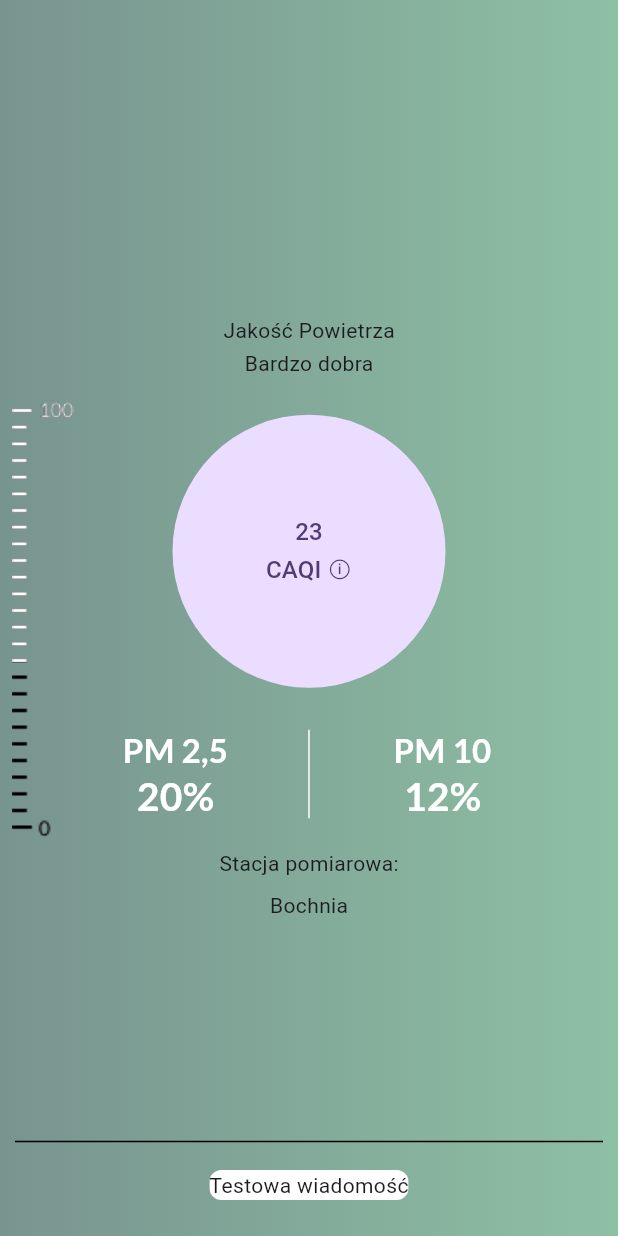
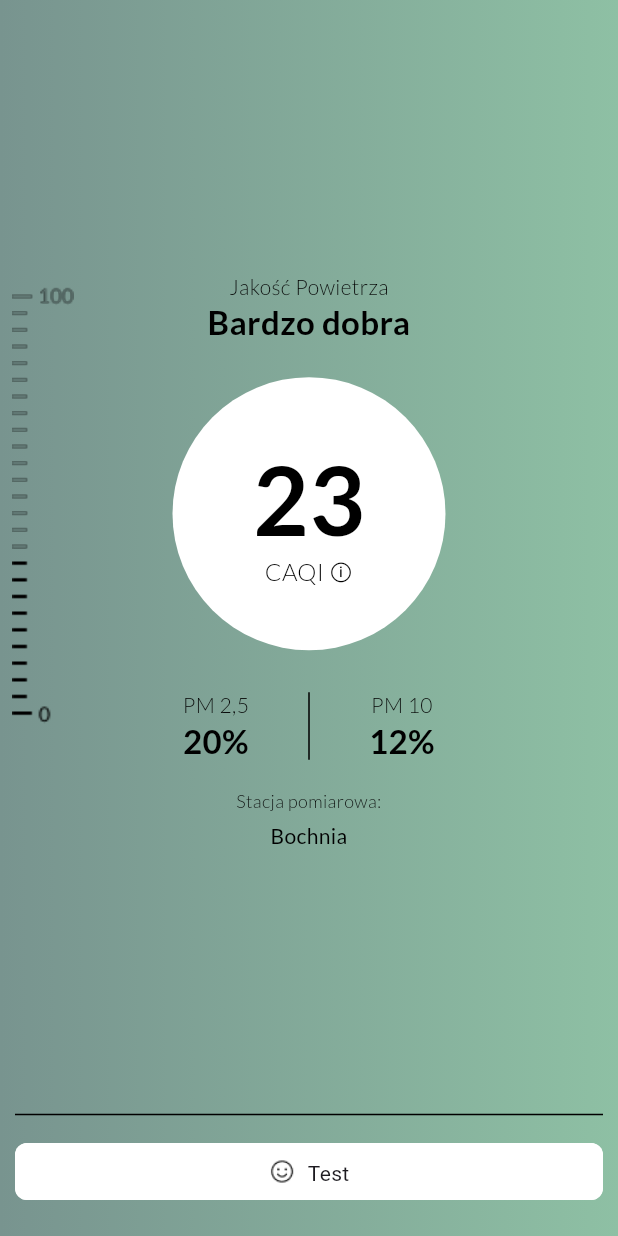
Before and after one commit to JakubKolodziej21/Air-Control-App, a Flutter app: the AirScreen screen opened directly, on a phone screen of 412 x 824 dp. Run offline on Flutter 3.47's test engine with Material 3 defaults, Android fonts, the phone set to English and light mode, and no system bars; our stand-ins replace google_fonts, weather; network calls fail; statements that could not run were skipped.

Commit message:
FinalStyleOfAirScreen

```diff
--- a/lib/AirScreen.dart
+++ b/lib/AirScreen.dart
@@ -30,7 +30,7 @@ class _AirScreenState extends State<AirScreen> {
               gradient: LinearGradient(
                 begin: Alignment.centerRight,
                 end: Alignment.centerLeft,
-                colors: [ Color.fromARGB(255, 142, 192, 164),Color.fromARGB(255, 120, 148, 143)]
+                colors: [ Color.fromARGB(255, 142, 192, 164),Color(0xFF78948F)]
               )
              ),
 
@@ -41,20 +41,55 @@ class _AirScreenState extends State<AirScreen> {
             Column(
               mainAxisAlignment: MainAxisAlignment.center,
               children: <Widget>[
-                  Text("Jakość Powietrza",),
+                  Text("Jakość Powietrza",
+                textAlign: TextAlign.center,
+                style: GoogleFonts.lato(
+                  textStyle: TextStyle(
+                    fontSize: 14.0,
+                    height: 1.2,
+                    color: Colors.black,
+                    fontWeight: FontWeight.w300,
+                  )
+                ),),
                   Padding(padding: EdgeInsets.only(top: 2)),
-                  Text("Bardzo dobra",),
+                  Text("Bardzo dobra",
+                textAlign: TextAlign.center,
+                style: GoogleFonts.lato(
+                  textStyle: TextStyle(
+                    fontSize: 22.0,
+                    height: 1.2,
+                    color: Colors.black,
+                    fontWeight: FontWeight.w700,
+                  )
+                ),),
                 Padding(padding: EdgeInsets.only(top: 24.0)),
                 CircleAvatar(
                   radius: 91.0,
+                  backgroundColor: Colors.white,
                   child: Center(
                     child: Container(
                       child: Column(mainAxisAlignment: MainAxisAlignment.center,
                       children: [
                         Text("23",
-                        textAlign: TextAlign.center,),
+                textAlign: TextAlign.center,
+                style: GoogleFonts.lato(
+                  textStyle: TextStyle(
+                    fontSize: 64.0,
+                    height: 1.2,
+                    color: Colors.black,
+                    fontWeight: FontWeight.w700,
+                  )
+                ),),
                         Text("CAQI ⓘ",
-                        textAlign: TextAlign.center,),
+                textAlign: TextAlign.center,
+                style: GoogleFonts.lato(
+                  textStyle: TextStyle(
+                    fontSize: 16.0,
+                    height: 1.2,
+                    color: Colors.black,
+                    fontWeight: FontWeight.w300,
+                  )
+                ),),
 
 
 
@@ -69,7 +104,7 @@ class _AirScreenState extends State<AirScreen> {
                     mainAxisAlignment: MainAxisAlignment.center,
                     children: [
                       Container(
-                        width: 130,
+                        width: 100,
                         child: Column(
                           mainAxisAlignment: MainAxisAlignment.end,
                           children: [
@@ -77,10 +112,10 @@ class _AirScreenState extends State<AirScreen> {
                 textAlign: TextAlign.center,
                 style: GoogleFonts.lato(
                   textStyle: TextStyle(
-                    fontSize: 22.0,
+                    fontSize: 14.0,
                     height: 1.2,
-                    color: Colors.white,
-                    fontWeight: FontWeight.w700,
+                    color: Colors.black,
+                    fontWeight: FontWeight.w300,
                   )
                 ),),
                             Padding(padding: EdgeInsets.only(top : 2.0)),
@@ -88,9 +123,9 @@ class _AirScreenState extends State<AirScreen> {
                 textAlign: TextAlign.center,
                 style: GoogleFonts.lato(
                   textStyle: TextStyle(
-                    fontSize: 26.0,
+                    fontSize: 22.0,
                     height: 1.2,
-                    color: Colors.white,
+                    color: Colors.black,
                     fontWeight: FontWeight.w700,
                   )
                 ),)
@@ -99,13 +134,13 @@ class _AirScreenState extends State<AirScreen> {
                         ),
                       ),
                       VerticalDivider(
-                        width: 48,
+                        width: 24,
                         thickness: 1,
-                        color: Colors.white,
+                        color: Colors.black,
                       ),
 
                       Container(
-                        width: 130,
+                        width: 100,
                         child: Column(
                           mainAxisAlignment: MainAxisAlignment.end,
                           children: [
@@ -113,10 +148,10 @@ class _AirScreenState extends State<AirScreen> {
                           textAlign: TextAlign.center,
                           style: GoogleFonts.lato(
                             textStyle: TextStyle(
-                              fontSize: 22.0,
+                              fontSize: 14.0,
                               height: 1.2,
-                              color: Colors.white,
-                              fontWeight: FontWeight.w700,
+                              color: Colors.black,
+                              fontWeight: FontWeight.w300,
                             )
                           ),),
                             Padding(padding: EdgeInsets.only(top : 2.0)),
@@ -124,9 +159,9 @@ class _AirScreenState extends State<AirScreen> {
                 textAlign: TextAlign.center,
                 style: GoogleFonts.lato(
                   textStyle: TextStyle(
-                    fontSize: 26.0,
+                    fontSize: 22.0,
                     height: 1.2,
-                    color: Colors.white,
+                    color: Colors.black,
                     fontWeight: FontWeight.w700,
                   )
                 ),)
@@ -139,10 +174,33 @@ class _AirScreenState extends State<AirScreen> {
                   ),
                   ),
                    Padding(padding: EdgeInsets.only(top: 20.0),),
-                  Text("Stacja pomiarowa:"),
+                  Text("Stacja pomiarowa:",
+
+                textAlign: TextAlign.center,
+                style: GoogleFonts.lato(
+                  textStyle: TextStyle(
+                    fontSize: 12.0,
+                    height: 1.2,
+                    color: Colors.black,
+                    fontWeight: FontWeight.w300,
+                  )
+                ),),
                   Padding(padding: EdgeInsets.only(top: 8.0),),
 
-                  Text("Bochnia"),
+                  Text("Bochnia",
+
+                textAlign: TextAlign.center,
+                style: GoogleFonts.lato(
+                  textStyle: TextStyle(
+                    fontSize: 14.0,
+                    height: 1.2,
+                    color: Colors.black,
+                    fontWeight: FontWeight.w400,
+                  )
+                ),),
+
+                  Padding(padding: EdgeInsets.only(top: 76.0),),
+
 
 
 
@@ -155,7 +213,7 @@ class _AirScreenState extends State<AirScreen> {
             top: 0,
             left: 8,
             right: 0,
-            bottom: 0,
+            bottom: (76.0)*2,
 
             child: Container(
             alignment: Alignment.centerLeft,
@@ -170,7 +228,7 @@ class _AirScreenState extends State<AirScreen> {
                 child: Align(
                 alignment: Alignment.topLeft,
                 heightFactor: 1-0.4,
-                child: Image.asset('icons/danger-value.png', scale: 0.9,),
+                child: Image.asset('icons/danger-value.png', color: Color.fromARGB(207, 120, 148, 143),scale: 0.9,),
               ),)
             ],),
           )),
@@ -195,7 +253,22 @@ class _AirScreenState extends State<AirScreen> {
                 borderRadius: BorderRadius.circular(8.0),
                 child: Container(
                   color: Colors.white,
-                  child: Text('Testowa wiadomość'),
+                  child: Container(
+                    color: Colors.white,
+                    padding: EdgeInsets.all(10.0),
+                    height: 38.0,
+                    child: IntrinsicHeight(child: Row(
+                      mainAxisAlignment: MainAxisAlignment.center,
+                      children: [
+                        Image(alignment: Alignment.centerLeft,
+                       image: AssetImage('icons/happy.png'), ),
+                        Padding(padding: EdgeInsets.only(left: 8.0) ),
+
+                        Text('Test'),
+
+                         ],),)
+
+                    ),
                 ),
               )
                ),
--- a/lib/MyHomePage.dart
+++ b/lib/MyHomePage.dart
@@ -14,7 +14,7 @@ class MyHomePage extends StatefulWidget {
 }
 
 class _MyHomePageState extends State<MyHomePage> {
-  var _currentIndex = 1;
+  var _currentIndex = 0;
   var screens;
 
 
```
Also changed, not shown: icons/happy.png (added), icons/ok.png (added), icons/sad.png (added).
